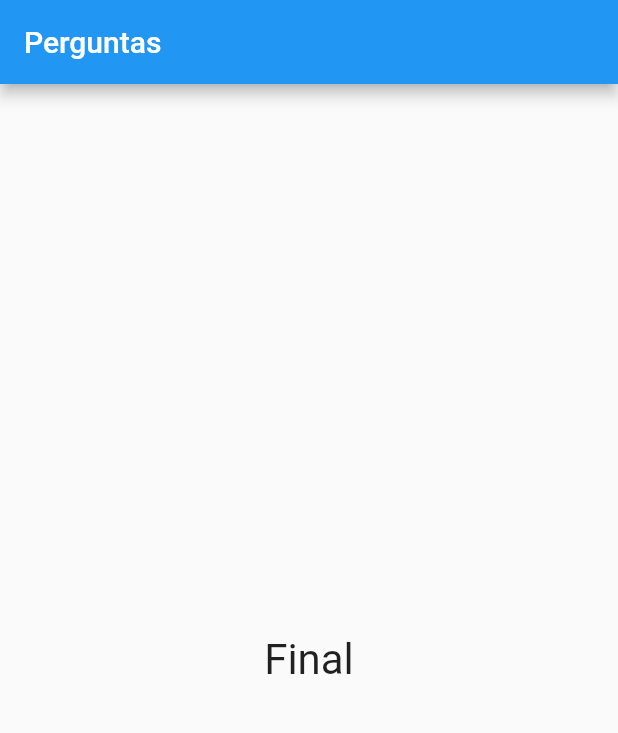
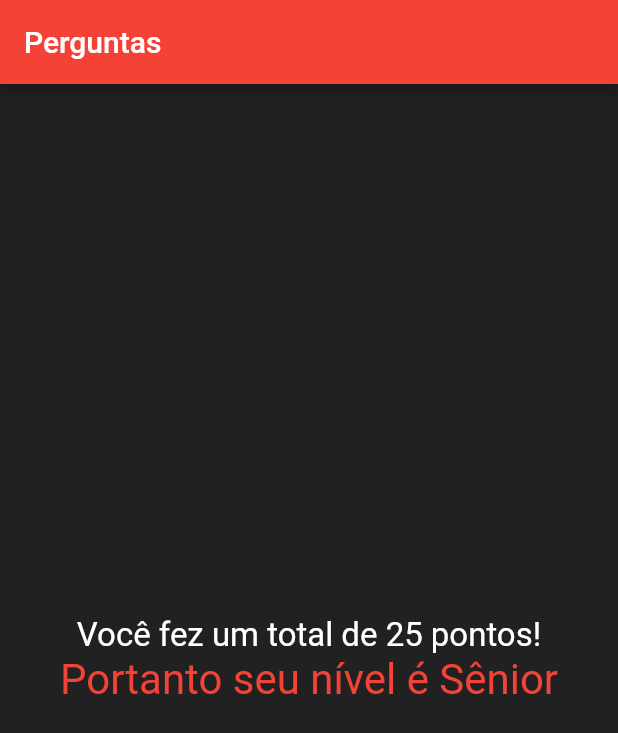
Before and after one commit to andows159/learningflutter, a Flutter app: the screen it shows after launch, after a tap on "Preto", after a tap on "Cobra", after a tap on "Leo", on a phone screen of 412 x 824 dp. Shown: the top 733 px of the screen. Run offline on Flutter 3.47's test engine with Material 2 defaults, Android fonts, the phone set to English and light mode, and no system bars.

Commit message:
Resultado widget finalized

```diff
--- a/questions_and_answers/lib/main.dart
+++ b/questions_and_answers/lib/main.dart
@@ -6,42 +6,46 @@ main() => runApp(PerguntaApp());
 
 class _PerguntaAppState extends State<PerguntaApp> {
   var _perguntaSelecionada = 0;
+  var _pontuacaoTotal = 0;
   final _perguntas = const [
     {
       'texto': 'Qual é a sua cor favorita?',
       'respostas': [
-        {'texto': 'Preto', 'nota': 10},
-        {'texto': 'Vermelho', 'nota': 5},
-        {'texto': 'Verde', 'nota': 3},
-        {'texto': 'Branco', 'nota': 1},
+        {'texto': 'Preto', 'pontuacao': 10},
+        {'texto': 'Vermelho', 'pontuacao': 5},
+        {'texto': 'Verde', 'pontuacao': 3},
+        {'texto': 'Branco', 'pontuacao': 1},
       ],
     },
     {
       'texto': 'Qual é o seu animal favorito?',
       'respostas': [
-        {'texto': 'Coelho', 'nota': 10},
-        {'texto': 'Cobra', 'nota': 5},
-        {'texto': 'Elefante', 'nota': 3},
-        {'texto': 'Leão', 'nota': 1},
+        {'texto': 'Coelho', 'pontuacao': 10},
+        {'texto': 'Cobra', 'pontuacao': 5},
+        {'texto': 'Elefante', 'pontuacao': 3},
+        {'texto': 'Leão', 'pontuacao': 1},
       ],
     },
     {
       'texto': 'Qual é o seu instrutor favorito?',
       'respostas': [
-        {'texto': 'Maria', 'nota': 10},
-        {'texto': 'João', 'nota': 5},
-        {'texto': 'Leo', 'nota': 3},
-        {'texto': 'Pedro', 'nota': 1},
+        {'texto': 'Leo', 'pontuacao': 10},
+        {'texto': 'Maria', 'pontuacao': 5},
+        {'texto': 'João', 'pontuacao': 3},
+        {'texto': 'Pedro', 'pontuacao': 1},
       ],
     }
   ];
 
-  void _responder() {
+  void _responder(int pontuacao) {
     if (temPerguntaSelecionada) {
       setState(() {
         _perguntaSelecionada++;
+        _pontuacaoTotal += pontuacao;
       });
     }
+
+    print(_pontuacaoTotal);
   }
 
   bool get temPerguntaSelecionada {
@@ -51,19 +55,19 @@ class _PerguntaAppState extends State<PerguntaApp> {
   @override
   Widget build(BuildContext context) {
     return MaterialApp(
-      home: Container(
-        child: Scaffold(
+      home: Scaffold(
+        backgroundColor: Colors.grey[900],
         appBar: AppBar(
           title: Text('Perguntas'),
+          backgroundColor: Colors.red,
         ),
         body: temPerguntaSelecionada
             ? Questionario(
                 perguntas: _perguntas,
                 perguntaSelecionada: _perguntaSelecionada,
-                  quandoResponder: _responder,
+                quantoResponder: _responder,
               )
-              : Resultado(),
-        ),
+            : Resultado(_pontuacaoTotal),
       ),
     );
   }
--- a/questions_and_answers/lib/questao.dart
+++ b/questions_and_answers/lib/questao.dart
@@ -2,17 +2,19 @@ import 'package:flutter/material.dart';
 
 class Questao extends StatelessWidget {
   final String texto;
+
   Questao(this.texto);
+
   @override
   Widget build(BuildContext context) {
     return Container(
       width: double.infinity,
-      margin: EdgeInsets.all(14),
-      child: (Text(
+      margin: EdgeInsets.all(10),
+      child: Text(
         texto,
-        style: TextStyle(fontSize: 28),
+        style: TextStyle(fontSize: 30, color: Colors.white),
         textAlign: TextAlign.center,
-      )),
+      ),
     );
   }
 }
--- a/questions_and_answers/lib/questionario.dart
+++ b/questions_and_answers/lib/questionario.dart
@@ -5,12 +5,12 @@ import './resposta.dart';
 class Questionario extends StatelessWidget {
   final List<Map<String, Object>> perguntas;
   final int perguntaSelecionada;
-  final void Function() quandoResponder;
+  final void Function(int) quantoResponder;
 
   Questionario({
     @required this.perguntas,
     @required this.perguntaSelecionada,
-    @required this.quandoResponder,
+    @required this.quantoResponder,
   });
 
   bool get temPerguntaSelecionada {
@@ -24,11 +24,15 @@ class Questionario extends StatelessWidget {
         : null;
 
     return Column(
+      mainAxisAlignment: MainAxisAlignment.center,
       children: <Widget>[
         Questao(perguntas[perguntaSelecionada]['texto']),
-        ...respostas
-            .map((resp) => Resposta(resp['texto'], quandoResponder))
-            .toList(),
+        ...respostas.map((resp) {
+          return Resposta(
+            resp['texto'],
+            () => quantoResponder(resp['pontuacao']),
+          );
+        }).toList(),
       ],
     );
   }
--- a/questions_and_answers/lib/resposta.dart
+++ b/questions_and_answers/lib/resposta.dart
@@ -3,20 +3,22 @@ import 'package:flutter/material.dart';
 class Resposta extends StatelessWidget {
   final String texto;
   final void Function() quandoSelecionado;
+
   Resposta(this.texto, this.quandoSelecionado);
 
   @override
   Widget build(BuildContext context) {
     return Container(
-      width: double.infinity,
+      width: 400,
       child: RaisedButton(
-          textColor: Colors.white,
-          color: Colors.blue,
-          child: Text(
-            texto,
-            style: TextStyle(fontSize: 22),
-          ),
-          onPressed: quandoSelecionado),
+        textColor: Colors.white,
+        color: Colors.red,
+        child: Text(
+          texto,
+          style: TextStyle(fontSize: 22),
+        ),
+        onPressed: quandoSelecionado,
+      ),
     );
   }
 }
--- a/questions_and_answers/lib/resultado.dart
+++ b/questions_and_answers/lib/resultado.dart
@@ -1,13 +1,37 @@
 import 'package:flutter/material.dart';
 
 class Resultado extends StatelessWidget {
+  final int pontuacao;
+  Resultado(this.pontuacao);
+
+  String get fraseResultado {
+    if (pontuacao < 8)
+      return 'Trainner';
+    else if (pontuacao < 12)
+      return "Júnior";
+    else if (pontuacao < 16)
+      return "Pleno";
+    else
+      return "Sênior";
+  }
+
   @override
   Widget build(BuildContext context) {
-    return Center(
-      child: Text(
-        'Final',
-        style: TextStyle(fontSize: 28),
-      ),
+    return Column(
+      mainAxisAlignment: MainAxisAlignment.center,
+      children: [
+        Center(
+          child: Text(
+            "Você fez um total de $pontuacao pontos!",
+            style: TextStyle(fontSize: 22, color: Colors.white),
+          ),
+        ),
+        Center(
+            child: Text(
+          "Portanto seu nível é $fraseResultado",
+          style: TextStyle(fontSize: 28, color: Colors.red),
+        ))
+      ],
     );
   }
 }
```
Lines whose indentation alone changed are shown as unchanged.
